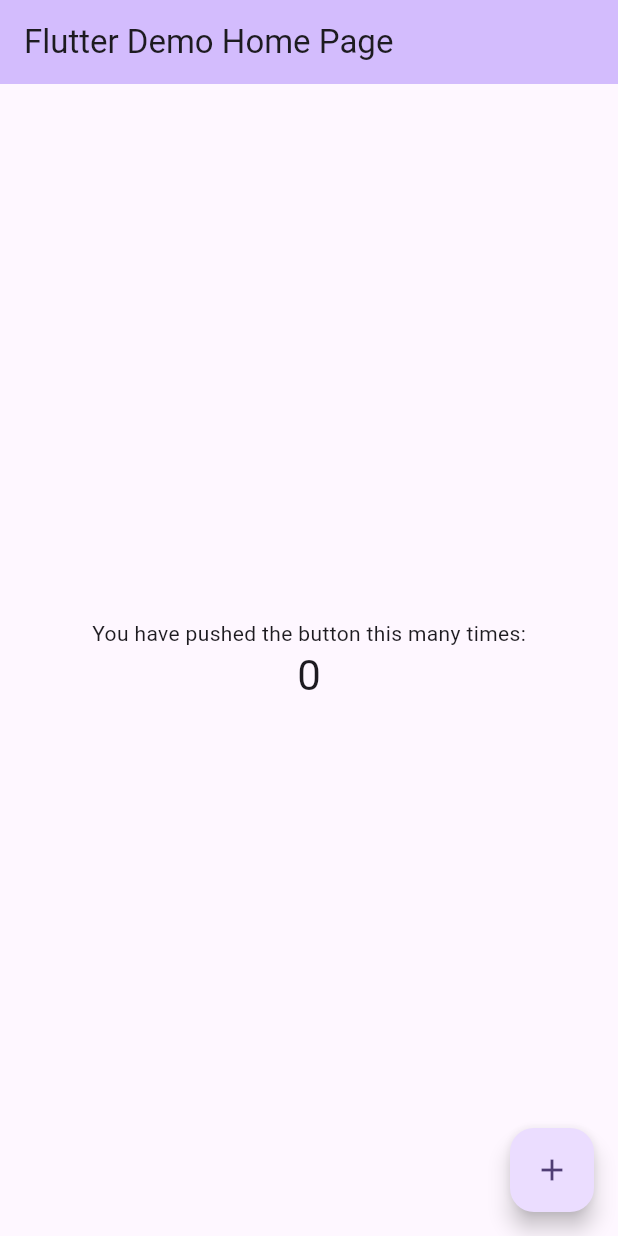
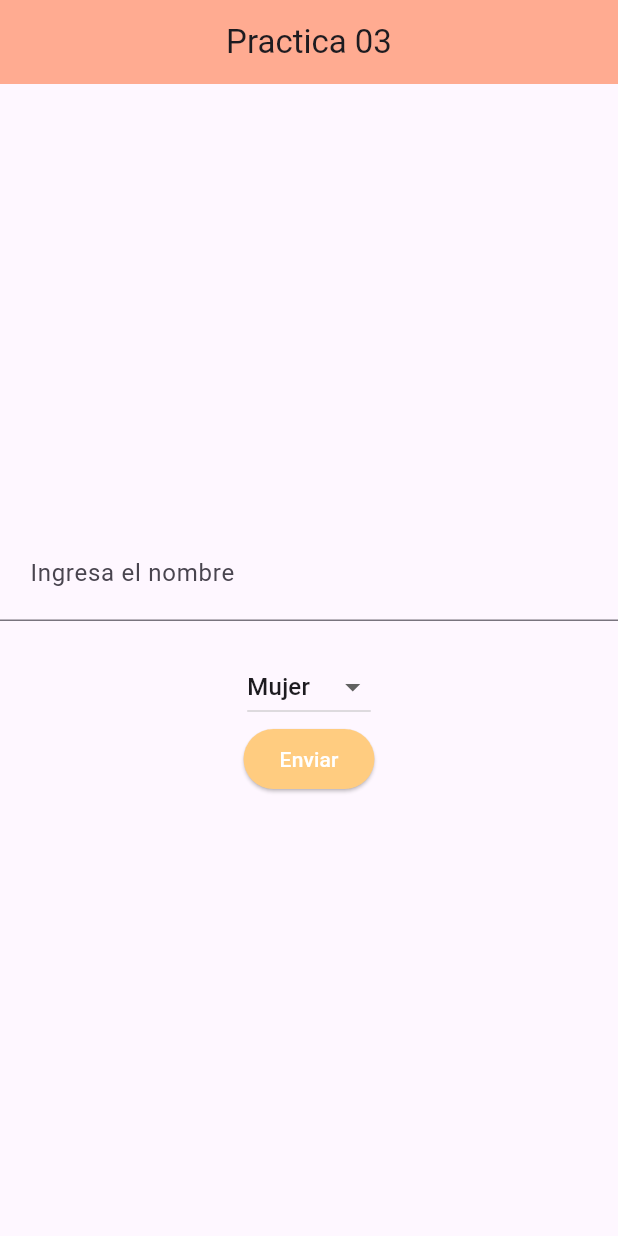
Before and after one commit to LuisM711/flutter, a Flutter app: the screen it shows after launch, on a phone screen of 412 x 824 dp. Run offline on Flutter 3.47's test engine with Material 3 defaults, Android fonts, the light colour scheme and no system bars.

Commit message:
practica 3

```diff
--- a/chabess/analysis_options.yaml
+++ /dev/null
@@ -1,28 +0,0 @@
-# This file configures the analyzer, which statically analyzes Dart code to
-# check for errors, warnings, and lints.
-#
-# The issues identified by the analyzer are surfaced in the UI of Dart-enabled
-# IDEs (https://dart.dev/tools#ides-and-editors). The analyzer can also be
-# invoked from the command line by running `flutter analyze`.
-
-# The following line activates a set of recommended lints for Flutter apps,
-# packages, and plugins designed to encourage good coding practices.
-include: package:flutter_lints/flutter.yaml
-
-linter:
-  # The lint rules applied to this project can be customized in the
-  # section below to disable rules from the `package:flutter_lints/flutter.yaml`
-  # included above or to enable additional rules. A list of all available lints
-  # and their documentation is published at https://dart.dev/lints.
-  #
-  # Instead of disabling a lint rule for the entire project in the
-  # section below, it can also be suppressed for a single line of code
-  # or a specific dart file by using the `// ignore: name_of_lint` and
-  # `// ignore_for_file: name_of_lint` syntax on the line or in the file
-  # producing the lint.
-  rules:
-    # avoid_print: false  # Uncomment to disable the `avoid_print` rule
-    # prefer_single_quotes: true  # Uncomment to enable the `prefer_single_quotes` rule
-
-# Additional information about this file can be found at
-# https://dart.dev/guides/language/analysis-options
--- a/chabess/lib/main.dart
+++ /dev/null
@@ -1,6 +0,0 @@
-import 'package:chabess/src/app.dart';
-import 'package:flutter/cupertino.dart';
-
-void main() {
-  runApp(MyApp());
-}
--- a/practica_03/lib/main.dart
+++ b/practica_03/lib/main.dart
@@ -1,125 +1,21 @@
 import 'package:flutter/material.dart';
+import 'package:practica_03/src/home_page.dart';
 
 void main() {
   runApp(const MyApp());
 }
 
 class MyApp extends StatelessWidget {
-  const MyApp({super.key});
+  const MyApp({Key? key}) : super(key: key);
 
-  // This widget is the root of your application.
   @override
   Widget build(BuildContext context) {
     return MaterialApp(
       title: 'Flutter Demo',
       theme: ThemeData(
-        // This is the theme of your application.
-        //
-        // TRY THIS: Try running your application with "flutter run". You'll see
-        // the application has a purple toolbar. Then, without quitting the app,
-        // try changing the seedColor in the colorScheme below to Colors.green
-        // and then invoke "hot reload" (save your changes or press the "hot
-        // reload" button in a Flutter-supported IDE, or press "r" if you used
-        // the command line to start the app).
-        //
-        // Notice that the counter didn't reset back to zero; the application
-        // state is not lost during the reload. To reset the state, use hot
-        // restart instead.
-        //
-        // This works for code too, not just values: Most code changes can be
-        // tested with just a hot reload.
-        colorScheme: ColorScheme.fromSeed(seedColor: Colors.deepPurple),
-        useMaterial3: true,
+        primarySwatch: Colors.blue,
       ),
-      home: const MyHomePage(title: 'Flutter Demo Home Page'),
+      home: const HomePage(),
     );
   }
 }
-
-class MyHomePage extends StatefulWidget {
-  const MyHomePage({super.key, required this.title});
-
-  // This widget is the home page of your application. It is stateful, meaning
-  // that it has a State object (defined below) that contains fields that affect
-  // how it looks.
-
-  // This class is the configuration for the state. It holds the values (in this
-  // case the title) provided by the parent (in this case the App widget) and
-  // used by the build method of the State. Fields in a Widget subclass are
-  // always marked "final".
-
-  final String title;
-
-  @override
-  State<MyHomePage> createState() => _MyHomePageState();
-}
-
-class _MyHomePageState extends State<MyHomePage> {
-  int _counter = 0;
-
-  void _incrementCounter() {
-    setState(() {
-      // This call to setState tells the Flutter framework that something has
-      // changed in this State, which causes it to rerun the build method below
-      // so that the display can reflect the updated values. If we changed
-      // _counter without calling setState(), then the build method would not be
-      // called again, and so nothing would appear to happen.
-      _counter++;
-    });
-  }
-
-  @override
-  Widget build(BuildContext context) {
-    // This method is rerun every time setState is called, for instance as done
-    // by the _incrementCounter method above.
-    //
-    // The Flutter framework has been optimized to make rerunning build methods
-    // fast, so that you can just rebuild anything that needs updating rather
-    // than having to individually change instances of widgets.
-    return Scaffold(
-      appBar: AppBar(
-        // TRY THIS: Try changing the color here to a specific color (to
-        // Colors.amber, perhaps?) and trigger a hot reload to see the AppBar
-        // change color while the other colors stay the same.
-        backgroundColor: Theme.of(context).colorScheme.inversePrimary,
-        // Here we take the value from the MyHomePage object that was created by
-        // the App.build method, and use it to set our appbar title.
-        title: Text(widget.title),
-      ),
-      body: Center(
-        // Center is a layout widget. It takes a single child and positions it
-        // in the middle of the parent.
-        child: Column(
-          // Column is also a layout widget. It takes a list of children and
-          // arranges them vertically. By default, it sizes itself to fit its
-          // children horizontally, and tries to be as tall as its parent.
-          //
-          // Column has various properties to control how it sizes itself and
-          // how it positions its children. Here we use mainAxisAlignment to
-          // center the children vertically; the main axis here is the vertical
-          // axis because Columns are vertical (the cross axis would be
-          // horizontal).
-          //
-          // TRY THIS: Invoke "debug painting" (choose the "Toggle Debug Paint"
-          // action in the IDE, or press "p" in the console), to see the
-          // wireframe for each widget.
-          mainAxisAlignment: MainAxisAlignment.center,
-          children: <Widget>[
-            const Text(
-              'You have pushed the button this many times:',
-            ),
-            Text(
-              '$_counter',
-              style: Theme.of(context).textTheme.headlineMedium,
-            ),
-          ],
-        ),
-      ),
-      floatingActionButton: FloatingActionButton(
-        onPressed: _incrementCounter,
-        tooltip: 'Increment',
-        child: const Icon(Icons.add),
-      ), // This trailing comma makes auto-formatting nicer for build methods.
-    );
-  }
-}
--- /dev/null
+++ b/practica_03/lib/src/datos_recibidos.dart
@@ -0,0 +1,38 @@
+import 'package:flutter/material.dart';
+
+class Data {
+  final String nombre;
+  final String sexo;
+
+  Data({required this.nombre, required this.sexo});
+}
+
+class DatosPage extends StatefulWidget {
+  final datos;
+  const DatosPage({Key? key, required this.datos}) : super(key: key);
+
+  @override
+  _DatosPageState createState() => _DatosPageState();
+}
+
+class _DatosPageState extends State<DatosPage> {
+  @override
+  Widget build(BuildContext context) {
+    return Scaffold(
+      appBar: AppBar(
+        title: const Text('Datos Recibidos'),
+        centerTitle: true,
+      ),
+      body: Center(
+        child: Column(
+          mainAxisAlignment: MainAxisAlignment.center,
+          children: [
+            const Text('Los datos son:'),
+            Text('Nombre: ${widget.datos.nombre}'),
+            Text('Sexo: ${widget.datos.sexo}'),
+          ],
+        ),
+      ),
+    );
+  }
+}
--- /dev/null
+++ b/practica_03/lib/src/home_page.dart
@@ -0,0 +1,89 @@
+import 'package:flutter/material.dart';
+import 'package:practica_03/src/datos_recibidos.dart';
+
+class HomePage extends StatefulWidget {
+  const HomePage({super.key});
+
+  @override
+  // ignore: library_private_types_in_public_api
+  _HomePageState createState() => _HomePageState();
+}
+
+class _HomePageState extends State<HomePage> {
+
+
+  final ctrlnom = TextEditingController();
+  final data = Data(nombre: '', sexo: '');
+  int _valor = 1;
+
+  @override
+  Widget build(BuildContext context) {
+    return Scaffold(
+      appBar: AppBar(
+        backgroundColor: Colors.deepOrange[200],
+        title: const Text('Practica 03'),
+        centerTitle: true,
+      ),
+      body: Center(
+        child: Column(
+          mainAxisAlignment: MainAxisAlignment.center,
+          children: [
+            TextField(
+              controller: ctrlnom,
+              keyboardType: TextInputType.name,
+              decoration: const InputDecoration(
+                hintText: 'Ingresa el nombre',
+                contentPadding: EdgeInsets.all(20)
+              ),
+            ),
+            const SizedBox(height: 20),
+            DropdownButton(
+              value: _valor,
+              items: const [
+                DropdownMenuItem(
+                  value: 1,
+                  child: Text('Mujer'),
+                ),
+                DropdownMenuItem(
+                  value: 2,
+                  child: Text('Hombre'),
+                )
+              ],
+              onChanged: (selected){
+                setState((){
+                  _valor = selected!;
+                });
+              },
+            ),
+            ElevatedButton(
+              style: ElevatedButton.styleFrom(
+                backgroundColor: Colors.orange[200],
+                foregroundColor: Colors.white,
+              ),
+              onPressed: () {
+                setState(() {
+                  data.nombre = ctrlnom.text;
+                  if (_valor ==1){
+                    data.sexo = 'Mujer';
+                  } else {
+                    data.sexo = 'Hombre';
+                  }
+                  Navigator.of(context).push(MaterialPageRoute(
+                    builder: (context) => DatosPage(datos: data),
+                  ));
+                });
+              },
+              child: const Text('Enviar'),
+            ),
+          ],
+        ),
+      ),
+    );
+  }
+}
+class Data {
+  String nombre;
+  String sexo;
+
+  Data({required this.nombre, required this.sexo});
+}
```
Also changed, not shown: chabess/lib/src/app.dart (deleted, +0 -18 lines), chabess/lib/src/pages/page1.dart (deleted, +0 -41 lines), chabess/lib/src/pages/page2.dart (deleted, +0 -40 lines), chabess/lib/src/pages/page3.dart (deleted, +0 -41 lines), chabess/pubspec.yaml (deleted, +0 -90 lines), chabess/pubspec.lock (deleted), 124 other files.
